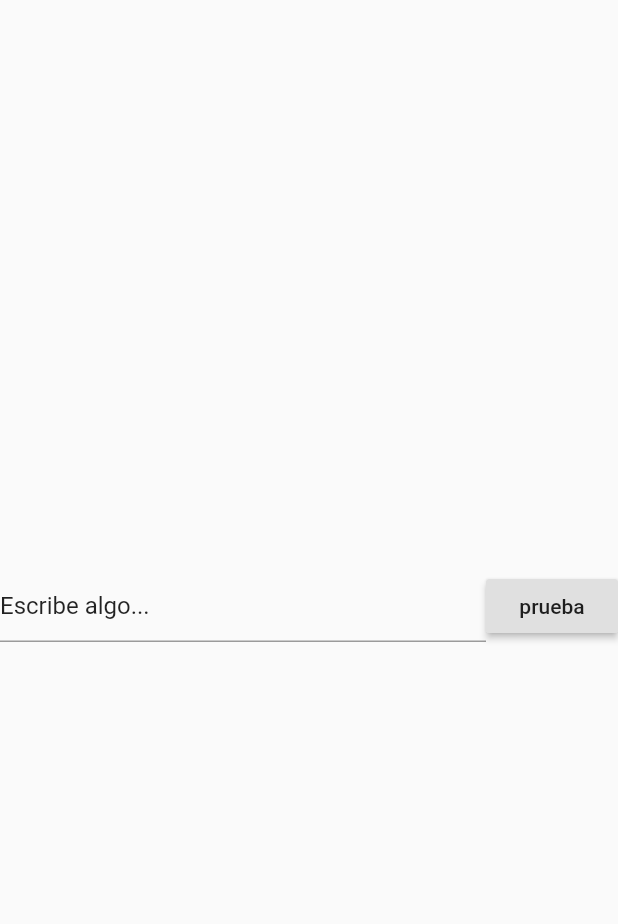
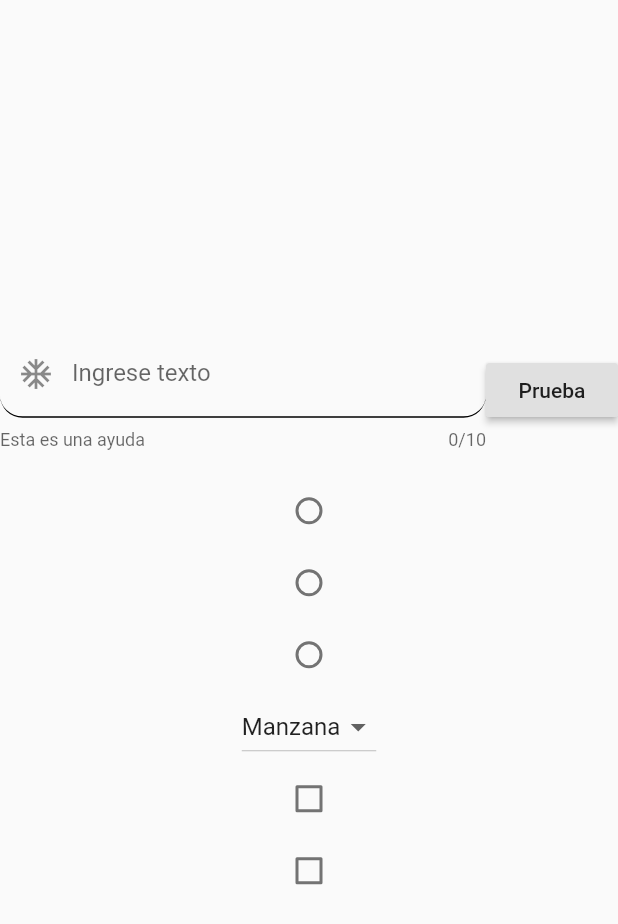
Before and after one commit to EffrenAnthony/CodiGoFlutterStart, a Flutter app: the screen it shows after launch, on a phone screen of 412 x 824 dp. Shown: the top 924 px of the screen. Run offline on Flutter 3.47's test engine with Material 2 defaults, Android fonts, the phone set to English and light mode, and no system bars; our stand-ins replace font_awesome_flutter, percent_indicator.

Commit message:
semana6 día2

```diff
--- a/Semana6/clase1/flutter_gestos/lib/main.dart
+++ b/Semana6/clase1/flutter_gestos/lib/main.dart
@@ -1,16 +1,17 @@
 import 'package:flutter/material.dart';
+import 'package:flutter/services.dart';
 
 void main() {
   runApp(MyApp());
 }
 
 class MyApp extends StatelessWidget {
+  // This widget is the root of your application.
   @override
   Widget build(BuildContext context) {
     return MaterialApp(
       title: 'Flutter Demo',
       theme: ThemeData(
-        // is not restarted.
         primarySwatch: Colors.blue,
         visualDensity: VisualDensity.adaptivePlatformDensity,
       ),
@@ -25,41 +26,153 @@ class DemoInputs extends StatefulWidget {
 }
 
 class _DemoInputsState extends State<DemoInputs> {
-  String valorTexto = '';
-  String textoInvertido = '';
+  String texto = "";
+  int valorRadio = 0;
+  String valorDropdown = "Manzana";
+  List<int> valoresCheckbox = [];
+  TextEditingController _controller = TextEditingController();
+
+  void cambioValorTexto() {
+    print(_controller.text);
+    setState(() {
+      texto = _controller.text;
+    });
+  }
+
+  @override
+  void initState() {
+    super.initState();
+    _controller.addListener(cambioValorTexto);
+    print("Creando widget");
+  }
+
+  @override
+  void dispose() {
+    _controller.removeListener(cambioValorTexto);
+    print("Murio widget");
+    super.dispose();
+  }
+
   @override
   Widget build(BuildContext context) {
-    // este controlador, se encarga de controlar el estado del textflied
-    TextEditingController _controller =
-        TextEditingController(text: 'Escribe algo...');
+    print("volviendo a dibujar");
     return Scaffold(
       body: Column(
         mainAxisAlignment: MainAxisAlignment.center,
         children: [
-        Row(
+          buildTextInput(),
+          Text(texto.split('').reversed.join()),
+          buildRadio(1),
+          buildRadio(2),
+          buildRadio(3),
+          buildDropdownButton(),
+          Checkbox(
+              value: valoresCheckbox.contains(1),
+              onChanged: (selected) {
+                setState(() {
+                  if (selected) {
+                    valoresCheckbox.add(1);
+                  } else {
+                    valoresCheckbox.remove(1);
+                  }
+                });
+              }),
+          Checkbox(
+              value: valoresCheckbox.contains(2),
+              onChanged: (selected) {
+                setState(() {
+                  if (selected) {
+                    valoresCheckbox.add(2);
+                  } else {
+                    valoresCheckbox.remove(2);
+                  }
+                });
+              })
+        ],
+      ),
+    );
+  }
+
+  DropdownButton<String> buildDropdownButton() {
+    return DropdownButton(
+        value: valorDropdown,
+        items: [
+          DropdownMenuItem(
+            value: "Manzana",
+            child: Text("Manzana"),
+          ),
+          DropdownMenuItem(
+            value: "Pera",
+            child: Text("Pera"),
+          ),
+        ],
+        onChanged: (value) {
+          setState(() {
+            valorDropdown = value;
+          });
+        });
+  }
+
+  Radio<int> buildRadio(int value) {
+    return Radio(
+        value: value,
+        groupValue: valorRadio,
+        onChanged: (i) {
+          setState(() {
+            valorRadio = i;
+          });
+        });
+  }
+
+  Row buildTextInput() {
+    return Row(
       children: [
         Expanded(
           child: TextField(
+            inputFormatters: [
+              TextInputFormatter.withFunction(
+                (oldValue, newValue) {
+                  return newValue.copyWith(text: newValue.text.toUpperCase());
+                },
+              ),
+            ],
+            maxLength: 10,
+            decoration: InputDecoration(
+              prefixIcon: Icon(Icons.ac_unit),
+              labelText: "Ingrese texto",
+              hintText: "Ingrese su texto a invertir",
+              helperText: "Esta es una ayuda",
+              enabledBorder: UnderlineInputBorder(
+                borderSide: BorderSide(color: Colors.black),
+                borderRadius: BorderRadius.all(
+                  Radius.circular(15),
+                ),
+              ),
+              focusedBorder: OutlineInputBorder(
+                borderSide: BorderSide(color: Colors.black),
+                borderRadius: BorderRadius.all(
+                  Radius.circular(15),
+                ),
+              ),
+            ),
+            keyboardType: TextInputType.name,
+            onChanged: (v) {
+              print("cambio $v");
+            },
+            onEditingComplete: () {
+              print("termino de editarse");
+            },
+            onSubmitted: (v) {
+              print("envio $v");
+            },
             controller: _controller,
           ),
         ),
         RaisedButton(
-              onPressed: () {
-                setState(() {
-                  valorTexto = _controller.text;
-                  // String invertido = '';
-                  // for (var i = 0; i < valorTexto.length; i++) {
-                  //   invertido += valorTexto[valorTexto.length - 1 - i];
-                  // }
-                  // textoInvertido = invertido;
-                });
-              },
-              child: Text('prueba'),
+          child: Text("Prueba"),
+          onPressed: () {},
         )
       ],
-        ),
-        Text(valorTexto.split('').reversed.join())
-      ],
-    ));
+    );
   }
 }
```
Also changed, not shown: Semana6/clase1/flutter_gestos/lib/main2.dart (added, +124 -0 lines), 1 other file. Lines whose indentation alone changed are shown as unchanged.
